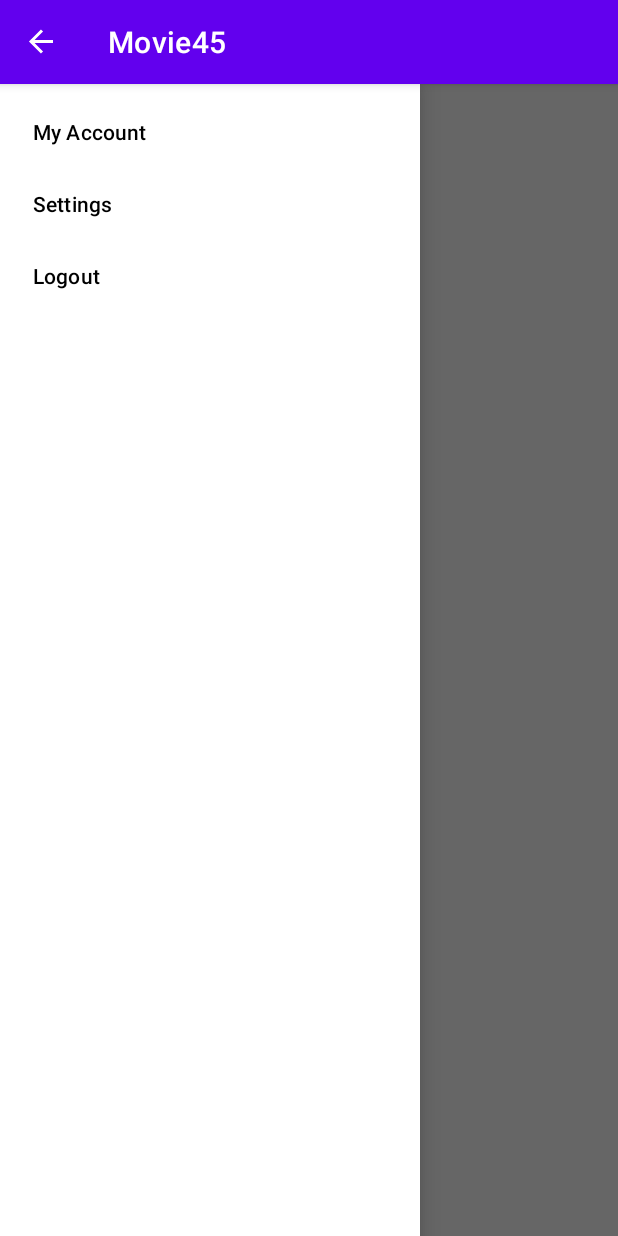
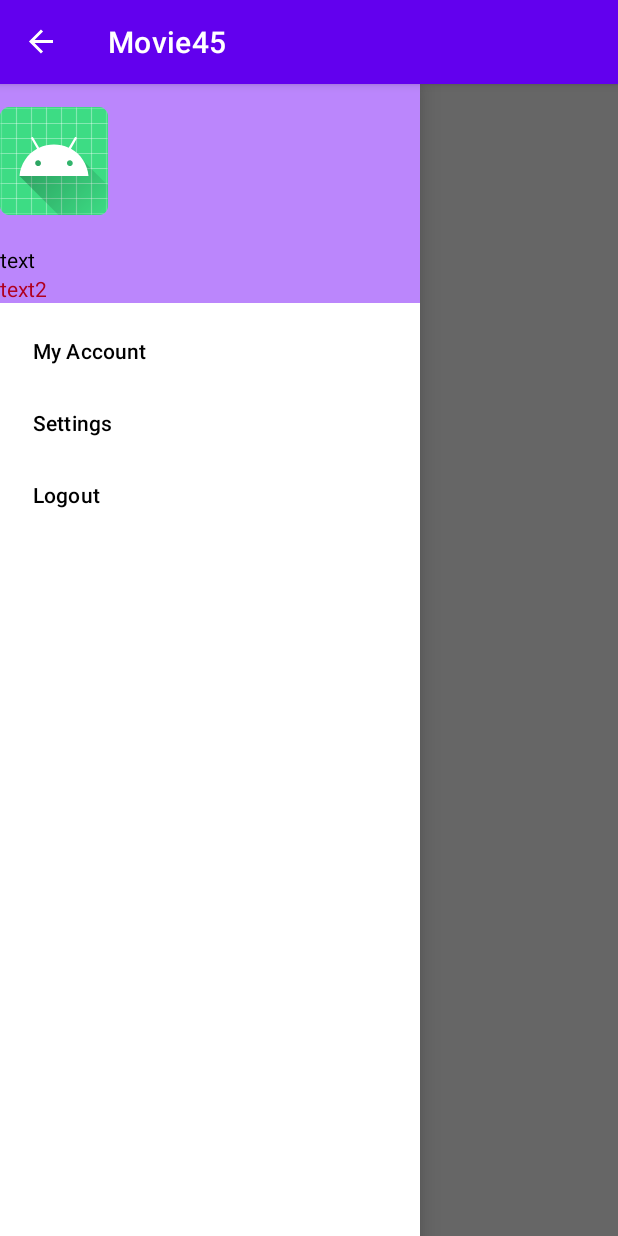
Before and after one commit to chigov2/Movie45, an Android app: the screen it shows after launch (MainActivity), with the side drawer open, on a phone screen of 412 x 824 dp. Run offline under Robolectric (Android 15) with nearby library versions, the phone set to English and light mode, and no system bars.

```diff
--- a/app/build.gradle
+++ b/app/build.gradle
@@ -1,6 +1,7 @@
 plugins {
     id 'com.android.application'
 }
+apply plugin: 'com.google.gms.google-services'
 
 android {
     compileSdk 31
@@ -36,6 +37,9 @@ dependencies {
     androidTestImplementation 'androidx.test.ext:junit:1.1.3'
     androidTestImplementation 'androidx.test.espresso:espresso-core:3.4.0'
     implementation 'com.google.android.material:material:1.6.0-alpha02'
+    implementation platform('com.google.firebase:firebase-bom:29.0.4')
+    implementation 'com.google.firebase:firebase-firestore'
+    implementation 'com.google.firebase:firebase-auth'
 
 
 }
--- a/app/src/main/res/layout/activity_main.xml
+++ b/app/src/main/res/layout/activity_main.xml
@@ -14,10 +14,19 @@
     <!--include the menu created in the menu folder-->
 
     <com.google.android.material.navigation.NavigationView
+        android:id="@+id/nav_view"
         android:layout_width="wrap_content"
         android:layout_height="match_parent"
         android:layout_gravity="start"
+        android:fitsSystemWindows="true"
+        app:headerLayout="@layout/nav_header_main"
         app:menu="@menu/navigation_menu" />
+
+<!--    <com.google.android.material.navigation.NavigationView-->
+<!--        android:layout_width="wrap_content"-->
+<!--        android:layout_height="match_parent"-->
+<!--        android:layout_gravity="start"-->
+<!--        app:menu="@menu/navigation_menu" />-->
 
     <androidx.constraintlayout.widget.ConstraintLayout
         android:layout_width="match_parent"
--- /dev/null
+++ b/app/src/main/res/layout/nav_header_main.xml
@@ -0,0 +1,34 @@
+<?xml version="1.0" encoding="utf-8"?>
+<LinearLayout xmlns:android="http://schemas.android.com/apk/res/android"
+    xmlns:app="http://schemas.android.com/apk/res-auto"
+    android:layout_width="match_parent"
+    android:layout_height="wrap_content"
+    android:background="@color/purple_200"
+    android:gravity="bottom"
+
+    android:orientation="vertical"
+    android:theme="@style/ThemeOverlay.AppCompat.Dark">
+
+    <ImageView
+        android:id="@+id/imageView"
+        android:layout_width="wrap_content"
+        android:layout_height="wrap_content"
+        android:contentDescription="desc"
+        android:paddingTop="15dp"
+        app:srcCompat="@mipmap/ic_launcher_round" />
+
+    <TextView
+        android:layout_width="match_parent"
+        android:layout_height="wrap_content"
+        android:paddingTop="20dp"
+        android:text="text"
+        android:textAppearance="@style/TextAppearance.AppCompat.Body1"
+        android:textColor="@color/black" />
+
+    <TextView
+        android:id="@+id/textView"
+        android:layout_width="wrap_content"
+        android:layout_height="wrap_content"
+        android:text="text2"
+        android:textColor="@color/design_default_color_error" />
+</LinearLayout>
--- a/build.gradle
+++ b/build.gradle
@@ -6,6 +6,7 @@ buildscript {
     }
     dependencies {
         classpath "com.android.tools.build:gradle:7.0.4"
+        classpath 'com.google.gms:google-services:4.3.10'
 
         // NOTE: Do not place your application dependencies here; they belong
         // in the individual module build.gradle files
```
Also changed, not shown: 1 other file.
